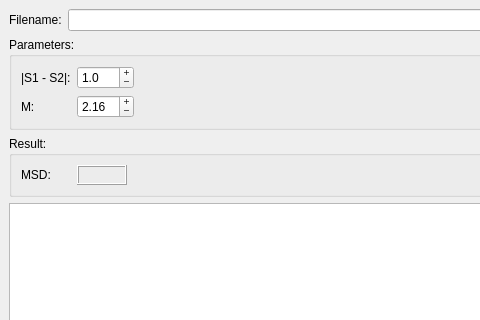
This is ui/mainwindow.ui in rodnaxel/FindPair as Qt 5 draws it before an edit; both pictures show x 0 to 480 and y 0 to 320 of the 800 by 600 pixel window. The edited form follows.
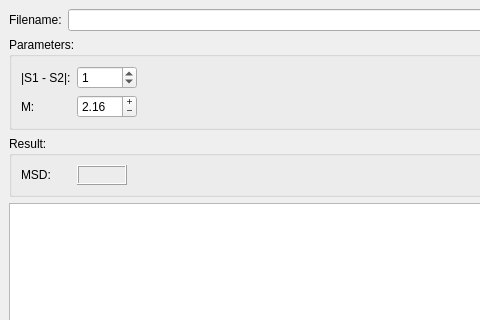
This is the edited form.

```diff
--- a/ui/mainwindow.ui
+++ b/ui/mainwindow.ui
@@ -64,24 +64,18 @@
           </widget>
          </item>
          <item>
-          <widget class="QDoubleSpinBox" name="deltaSpin">
-           <property name="buttonSymbols">
-            <enum>QAbstractSpinBox::PlusMinus</enum>
-           </property>
-           <property name="suffix">
-            <string/>
-           </property>
-           <property name="decimals">
-            <number>1</number>
+          <widget class="QSpinBox" name="deltaSpin">
+           <property name="minimumSize">
+            <size>
+             <width>60</width>
+             <height>0</height>
+            </size>
            </property>
            <property name="maximum">
-            <double>204.000000000000000</double>
-           </property>
-           <property name="singleStep">
-            <double>1.000000000000000</double>
+            <number>255</number>
            </property>
            <property name="value">
-            <double>1.000000000000000</double>
+            <number>1</number>
            </property>
           </widget>
          </item>
@@ -117,6 +111,12 @@
          </item>
          <item>
           <widget class="QDoubleSpinBox" name="ratioMSpin">
+           <property name="minimumSize">
+            <size>
+             <width>60</width>
+             <height>0</height>
+            </size>
+           </property>
            <property name="buttonSymbols">
             <enum>QAbstractSpinBox::PlusMinus</enum>
            </property>
```
